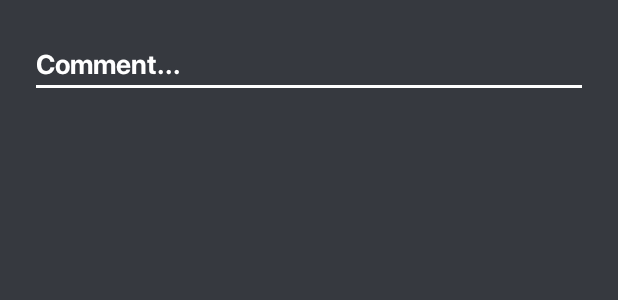
After one commit to kbeham17/MEB-Music, an Android app: the layout dialog_playlistvideos_comment.xml on its own in the app's theme, with its tools: preview values and no code run, on a phone screen of 412 x 824 dp. The commit adds this screen. Shown: the top 300 px of the screen. Run offline under Robolectric (Android 15) with nearby library versions, the phone set to English and light mode, and no system bars.

```diff
--- a/app/src/main/java/at/htlgkr/mebmusic/actvities/MainActivity.java
+++ b/app/src/main/java/at/htlgkr/mebmusic/actvities/MainActivity.java
@@ -134,8 +134,6 @@ public class MainActivity extends AppCompatActivity implements GoogleApiClient.O
                 }
             }
         });
-
-
     }
 
     private void gotoStartActivity() {
--- a/app/src/main/java/at/htlgkr/mebmusic/adapter/VideoAdapter.java
+++ b/app/src/main/java/at/htlgkr/mebmusic/adapter/VideoAdapter.java
@@ -22,6 +22,7 @@ public class VideoAdapter extends RecyclerView.Adapter<RecyclerView.ViewHolder>
 
     private Context context;
     private List<Video> videoList;
+    private int position;
 
     public VideoAdapter(Context context, List<Video> videoList) {
         this.context = context;
@@ -88,5 +89,9 @@ public class VideoAdapter extends RecyclerView.Adapter<RecyclerView.ViewHolder>
         return videoList.size();
     }
 
+    public int getPosition() {
+        return position;
+    }
+
 
 }
--- /dev/null
+++ b/app/src/main/res/layout/dialog_playlistvideos_comment.xml
@@ -0,0 +1,21 @@
+<?xml version="1.0" encoding="utf-8"?>
+<LinearLayout xmlns:android="http://schemas.android.com/apk/res/android"
+    android:layout_width="match_parent"
+    android:layout_height="match_parent"
+    android:background="@color/discordgrey"
+    android:orientation="vertical">
+
+    <EditText
+        android:id="@+id/dialog_playlistvideos_comment"
+        android:layout_width="match_parent"
+        android:layout_height="wrap_content"
+        android:layout_marginLeft="20dp"
+        android:layout_marginTop="20dp"
+        android:layout_marginRight="20dp"
+        android:backgroundTint="@color/white"
+        android:fontFamily="@font/bold"
+        android:hint="Comment..."
+        android:textColor="@color/white"
+        android:textColorHint="@color/white" />
+
+</LinearLayout>
```
Also changed, not shown: app/src/main/java/at/htlgkr/mebmusic/fragment/PlaylistVideoFragment.java (+94 -9 lines), app/src/main/res/menu/context_menu_playlistvideos.xml (added, +11 -0 lines).
